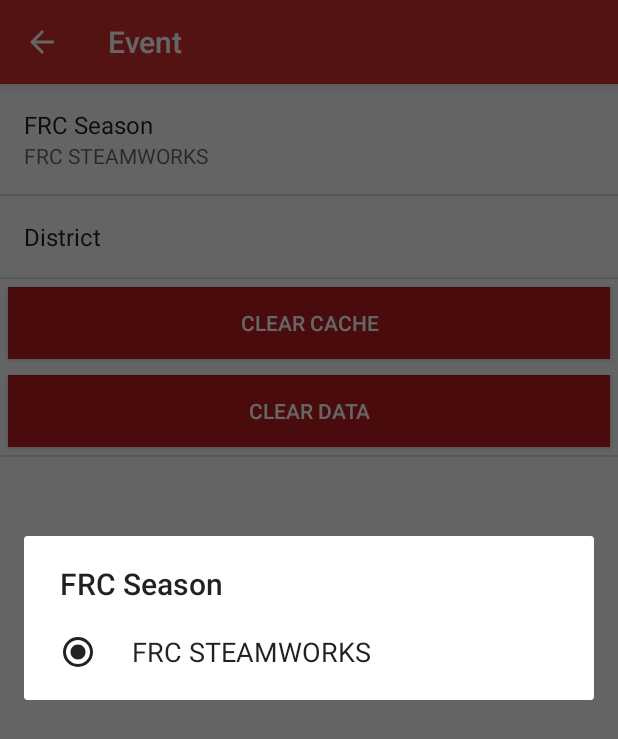
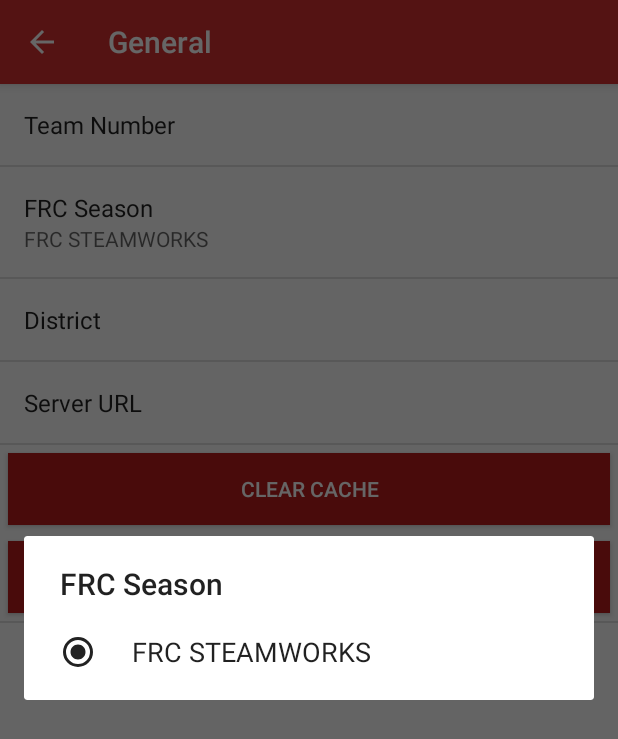
Before and after one commit to hybrezz54/OnTheProwl-Android, an Android app: the ConfigActivity screen opened directly, with no data from a screen before it, after a tap on "FRC Season", on a phone screen of 412 x 824 dp. Shown: the top 739 px of the screen. Run offline under Robolectric (Android 15) with nearby library versions, the light colour scheme and no system bars; 2 other taps on this screen came first.

Commit message:
Updated settings to include additional preferences and cleaned strings

```diff
--- a/OnTheProwl2/app/src/main/AndroidManifest.xml
+++ b/OnTheProwl2/app/src/main/AndroidManifest.xml
@@ -1,6 +1,12 @@
 <?xml version="1.0" encoding="utf-8"?>
 <manifest xmlns:android="http://schemas.android.com/apk/res/android"
     package="org.technowolves.ontheprowl">
+
+    <uses-permission-sdk-23 android:name="android.permission.INTERNET" />
+
+    <uses-permission android:name="android.permission.INTERNET" />
+    <uses-permission android:name="android.permission.WRITE_EXTERNAL_STORAGE" />
+    <uses-permission android:name="android.permission.READ_EXTERNAL_STORAGE" />
 
     <application
         android:allowBackup="true"
@@ -19,16 +25,11 @@
             </intent-filter>
         </activity>
         <activity
-            android:name=".view.activity.SettingsActivity"
-            android:label="@string/title_activity_settings" />
+            android:name=".view.activity.TeamActivity"
+            android:label="@string/title_activity_team" />
         <activity
-            android:name=".view.activity.TeamActivity"
-            android:label="@string/title_activity_team"></activity>
+            android:name=".view.activity.ConfigActivity"
+            android:label="@string/title_activity_config"></activity>
     </application>
 
-    <uses-permission-sdk-23 android:name="android.permission.INTERNET" />
-    <uses-permission android:name="android.permission.INTERNET" />
-    <uses-permission android:name="android.permission.WRITE_EXTERNAL_STORAGE" />
-    <uses-permission android:name="android.permission.READ_EXTERNAL_STORAGE" />
-
 </manifest>
--- a/OnTheProwl2/app/src/main/java/org/technowolves/ontheprowl/view/activity/SettingsActivity.java
+++ b/OnTheProwl2/app/src/main/java/org/technowolves/ontheprowl/view/activity/ConfigActivity.java
@@ -1,14 +1,10 @@
 package org.technowolves.ontheprowl.view.activity;
-
 
 import android.annotation.TargetApi;
 import android.content.Context;
 import android.content.DialogInterface;
 import android.content.Intent;
 import android.content.res.Configuration;
-import android.media.Ringtone;
-import android.media.RingtoneManager;
-import android.net.Uri;
 import android.os.Build;
 import android.os.Bundle;
 import android.preference.ListPreference;
@@ -17,13 +13,11 @@
 import android.support.v7.app.ActionBar;
 import android.preference.PreferenceFragment;
 import android.preference.PreferenceManager;
-import android.preference.RingtonePreference;
 import android.support.v7.app.AlertDialog;
-import android.text.TextUtils;
 import android.view.MenuItem;
 import android.view.View;
 
-import org.technowolves.ontheprowl.R;
+import org.technowolves.ontheprowl.*;
 
 import java.util.List;
 
@@ -38,7 +32,7 @@
  * href="http://developer.android.com/guide/topics/ui/settings.html">Settings
  * API Guide</a> for more information on developing a Settings UI.
  */
-public class SettingsActivity extends AppCompatPreferenceActivity {
+public class ConfigActivity extends AppCompatPreferenceActivity {
 
     /**
      * A preference value change listener that updates the preference's summary
@@ -60,29 +54,6 @@
                         index >= 0
                                 ? listPreference.getEntries()[index]
                                 : null);
-
-//            } else if (preference instanceof RingtonePreference) {
-//                // For ringtone preferences, look up the correct display value
-//                // using RingtoneManager.
-//                if (TextUtils.isEmpty(stringValue)) {
-//                    // Empty values correspond to 'silent' (no ringtone).
-//                    preference.setSummary(R.string.pref_ringtone_silent);
-//
-//                } else {
-//                    Ringtone ringtone = RingtoneManager.getRingtone(
-//                            preference.getContext(), Uri.parse(stringValue));
-//
-//                    if (ringtone == null) {
-//                        // Clear the summary if there was a lookup error.
-//                        preference.setSummary(null);
-//                    } else {
-//                        // Set the summary to reflect the new ringtone display
-//                        // name.
-//                        String name = ringtone.getTitle(preference.getContext());
-//                        preference.setSummary(name);
-//                    }
-//                }
-
             } else {
                 // For all other preferences, set the summary to the value's
                 // simple string representation.
@@ -162,15 +133,15 @@
      */
     protected boolean isValidFragment(String fragmentName) {
         return PreferenceFragment.class.getName().equals(fragmentName)
-                || OtpPrefFragment.class.getName().equals(fragmentName);
+                || GeneralPreferenceFragment.class.getName().equals(fragmentName);
     }
 
     /**
-     * This fragment shows notification preferences only. It is used when the
+     * This fragment shows general preferences only. It is used when the
      * activity is showing a two-pane settings UI.
      */
     @TargetApi(Build.VERSION_CODES.HONEYCOMB)
-    public static class OtpPrefFragment extends PreferenceFragment {
+    public static class GeneralPreferenceFragment extends PreferenceFragment {
         @Override
         public void onCreate(Bundle savedInstanceState) {
             super.onCreate(savedInstanceState);
@@ -181,14 +152,15 @@
             // to their values. When their values change, their summaries are
             // updated to reflect the new value, per the Android Design
             // guidelines.
-            bindPreferenceSummaryToValue(findPreference(getString(R.string.frc_season_key)));
+            bindPreferenceSummaryToValue(findPreference("team_number"));
+            bindPreferenceSummaryToValue(findPreference("frc_season"));
         }
 
         @Override
         public boolean onOptionsItemSelected(MenuItem item) {
             int id = item.getItemId();
             if (id == android.R.id.home) {
-                startActivity(new Intent(getActivity(), SettingsActivity.class));
+                startActivity(new Intent(getActivity(), ConfigActivity.class));
                 return true;
             }
             return super.onOptionsItemSelected(item);
@@ -196,10 +168,10 @@
     }
 
     /**
-     * Clear the data cached from
-     * online
+     * Clear the data cached from THe Blue Alliance and
+     * other online sources
      *
-     * @param v The clicked view
+     * @param v The clicked button
      */
     public void clearCache(View v) {
         // Show alert dialog to warn user
@@ -213,9 +185,9 @@
     }
 
     /**
-     * Clear the data stored
+     * Clear the data stored by the user
      *
-     * @param v The clicked view
+     * @param v The clicked button
      */
     public void clearData(View v) {
         // Show alert dialog to warn user
@@ -229,8 +201,7 @@
     }
 
     /**
-     * Create dialog to show to
-     * user
+     * Create a dialog to show to the user
      *
      * @param title The title of the dialog box
      * @param message The message to show to user
--- a/OnTheProwl2/app/src/main/res/values/strings.xml
+++ b/OnTheProwl2/app/src/main/res/values/strings.xml
@@ -2,29 +2,14 @@
     <string name="app_name">OnTheProwl!</string>
     <string name="download_failure">Failed to download teams from The Blue Alliance</string>
 
+    <!-- Navigation menu for TeamActivity -->
+    <string name="title_activity_team">TeamActivity</string>
+    <string name="title_info">Team Info</string>
+    <string name="title_robot">Robot Data</string>
+
     <!-- Strings related to Settings -->
-    <string name="title_activity_settings">Settings</string>
-
-    <string-array name="list_preference_entries">
-        <item>Entry 1</item>
-        <item>Entry 2</item>
-        <item>Entry 3</item>
-    </string-array>
-
-    <string-array name="list_preference_entry_values">
-        <item>1</item>
-        <item>2</item>
-        <item>3</item>
-    </string-array>
-
-    <string-array name="multi_select_list_preference_default_value" />
-
-    <!-- Example settings for Event -->
-    <string name="pref_header_event">Event</string>
-
-    <string name="frc_season_key">frc_season</string>
-    <string name="frc_district_key">frc_district</string>
-    <string name="data_buttons_key">data_buttons</string>
+    <string name="title_activity_config">Settings</string>
+    <string name="pref_header_general">General</string>
 
     <string name="pref_title_frc_season">FRC Season</string>
     <string name="pref_title_frc_district">District</string>
@@ -44,11 +29,6 @@
     <string name="dlg_clear_data">Clear Data?</string>
     <string name="msg_clear_data">This will delete any collected data!</string>
 
-    <!-- Navigation menu for TeamActivity -->
-    <string name="title_activity_team">TeamActivity</string>
-    <string name="title_info">Team Info</string>
-    <string name="title_robot">Robot Data</string>
-
-    <!-- TODO: Remove or change this placeholder text -->
-    <string name="hello_blank_fragment">Hello blank fragment</string>
+    <string name="team_number">Team Number</string>
+    <string name="server_url">Server URL</string>
 </resources>
--- a/OnTheProwl2/app/src/main/res/xml/pref.xml
+++ b/OnTheProwl2/app/src/main/res/xml/pref.xml
@@ -1,10 +1,16 @@
 <PreferenceScreen xmlns:android="http://schemas.android.com/apk/res/android">
+
+    <EditTextPreference
+        android:key="team_number"
+        android:title="@string/team_number"
+        android:maxLength="4"
+        android:inputType="number" />
 
     <ListPreference
         android:defaultValue="2017"
         android:entries="@array/pref_titles_frc_seasons"
         android:entryValues="@array/pref_values_frc_seasons"
-        android:key="@string/frc_season_key"
+        android:key="frc_season"
         android:negativeButtonText="@null"
         android:positiveButtonText="@null"
         android:title="@string/pref_title_frc_season" />
@@ -12,13 +18,18 @@
     <ListPreference
         android:entries="@array/pref_titles_frc_seasons"
         android:entryValues="@array/pref_values_frc_seasons"
-        android:key="@string/frc_district_key"
+        android:key="frc_district"
         android:negativeButtonText="@null"
         android:positiveButtonText="@null"
         android:title="@string/pref_title_frc_district" />
 
+    <EditTextPreference
+        android:key="server_url"
+        android:title="@string/server_url"
+        android:inputType="textUri" />
+
     <Preference
         android:layout="@layout/data_buttons"
-        android:key="@string/data_buttons_key"></Preference>
+        android:key="data_buttons"></Preference>
 
 </PreferenceScreen>
--- a/OnTheProwl2/app/src/main/res/xml/pref_headers.xml
+++ b/OnTheProwl2/app/src/main/res/xml/pref_headers.xml
@@ -3,8 +3,8 @@
     <!-- These settings headers are only used on tablets. -->
 
     <header
-        android:fragment="org.technowolves.ontheprowl.view.activity.SettingsActivity$OtpPrefFragment"
+        android:fragment="org.technowolves.ontheprowl.view.activity.ConfigActivity$GeneralPreferenceFragment"
         android:icon="@drawable/ic_notifications_black_24dp"
-        android:title="@string/pref_header_event" />
+        android:title="@string/pref_header_general" />
 
 </preference-headers>
```
